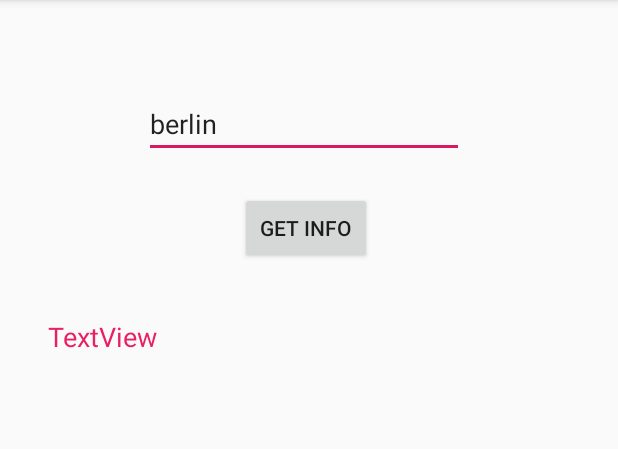
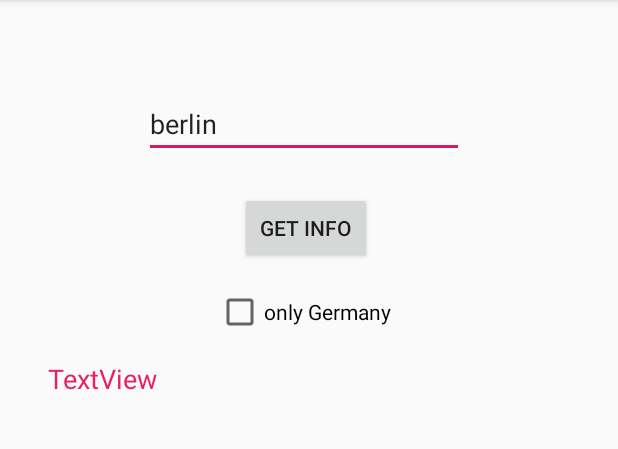
Before and after one commit to jckleiner/mobile-security-app, an Android app: the screen it shows after launch (MainActivity), on a phone screen of 412 x 824 dp, the part 84-533 px from its top. Run offline under Robolectric (Android 15) with nearby library versions, the phone set to English and light mode, and no system bars; our stand-ins replace Volley.

```diff
--- /dev/null
+++ b/app/src/main/java/com/example/mobilesecurityapp/CityInfoApi.java
@@ -0,0 +1,4 @@
+package com.example.mobilesecurityapp;
+
+public class CityInfoApi {
+}
--- a/app/src/main/res/layout/activity_main.xml
+++ b/app/src/main/res/layout/activity_main.xml
@@ -41,11 +41,21 @@
         android:layout_width="344dp"
         android:layout_height="406dp"
         android:layout_marginStart="32dp"
-        android:layout_marginTop="212dp"
+        android:layout_marginTop="240dp"
         android:text="TextView"
         android:textColor="#E91E63"
         android:textSize="18sp"
         app:layout_constraintStart_toStartOf="parent"
         app:layout_constraintTop_toTopOf="parent" />
 
+    <CheckBox
+        android:id="@+id/checkBoxOnlyGermany"
+        android:layout_width="wrap_content"
+        android:layout_height="wrap_content"
+        android:layout_marginStart="144dp"
+        android:layout_marginTop="192dp"
+        android:text="only Germany"
+        app:layout_constraintStart_toStartOf="parent"
+        app:layout_constraintTop_toTopOf="parent" />
+
 </android.support.constraint.ConstraintLayout>
```
Also changed, not shown: app/src/main/java/com/example/mobilesecurityapp/City.java (+21 -5 lines), app/src/main/java/com/example/mobilesecurityapp/MainActivity.java (+32 -14 lines), app/src/main/java/com/example/mobilesecurityapp/ServerCallback.java (added, +8 -0 lines).
